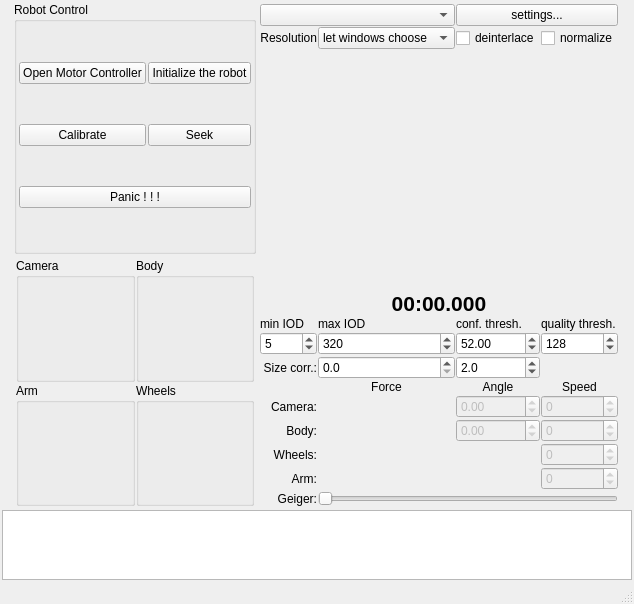
Before: the Qt Designer form RoboShell.ui in artm/biofame-robot, drawn with Qt 5.
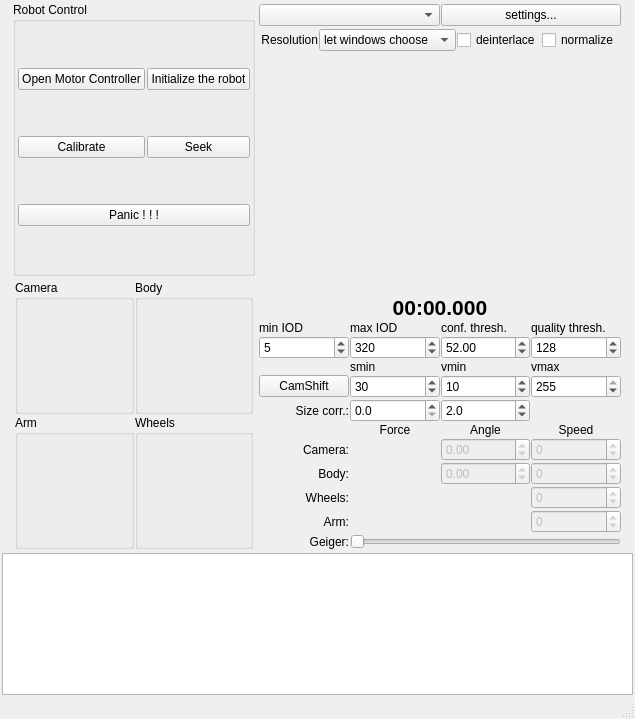
After: the same form once the commit is applied. Custom widgets are drawn as their Qt base class.

The edit to the form file:
```diff
--- a/RoboShell.ui
+++ b/RoboShell.ui
@@ -6,8 +6,8 @@
    <rect>
     <x>0</x>
     <y>0</y>
-    <width>634</width>
-    <height>588</height>
+    <width>635</width>
+    <height>719</height>
    </rect>
   </property>
   <property name="windowTitle">
@@ -164,60 +164,7 @@
          </property>
         </widget>
        </item>
-       <item row="1" column="0">
-        <widget class="QLabel" name="label_2">
-         <property name="sizePolicy">
-          <sizepolicy hsizetype="Minimum" vsizetype="Fixed">
-           <horstretch>0</horstretch>
-           <verstretch>0</verstretch>
-          </sizepolicy>
-         </property>
-         <property name="text">
-          <string>Resolution</string>
-         </property>
-         <property name="alignment">
-          <set>Qt::AlignRight|Qt::AlignTrailing|Qt::AlignVCenter</set>
-         </property>
-        </widget>
-       </item>
-       <item row="1" column="1">
-        <widget class="QComboBox" name="resolution">
-         <property name="sizePolicy">
-          <sizepolicy hsizetype="Preferred" vsizetype="Fixed">
-           <horstretch>0</horstretch>
-           <verstretch>0</verstretch>
-          </sizepolicy>
-         </property>
-         <item>
-          <property name="text">
-           <string>let windows choose</string>
-          </property>
-         </item>
-         <item>
-          <property name="text">
-           <string>320x240</string>
-          </property>
-         </item>
-         <item>
-          <property name="text">
-           <string>640x480</string>
-          </property>
-         </item>
-         <item>
-          <property name="text">
-           <string>768x576</string>
-          </property>
-         </item>
-        </widget>
-       </item>
-       <item row="1" column="3">
-        <widget class="QCheckBox" name="normalize">
-         <property name="text">
-          <string>normalize</string>
-         </property>
-        </widget>
-       </item>
-       <item row="9" column="0">
+       <item row="13" column="0">
         <widget class="QLabel" name="camForceLabel">
          <property name="text">
           <string>Camera:</string>
@@ -234,14 +181,7 @@
          </property>
         </widget>
        </item>
-       <item row="1" column="2">
-        <widget class="QCheckBox" name="deinterlace">
-         <property name="text">
-          <string>deinterlace</string>
-         </property>
-        </widget>
-       </item>
-       <item row="15" column="1">
+       <item row="19" column="1">
         <spacer name="verticalSpacer">
          <property name="orientation">
           <enum>Qt::Vertical</enum>
@@ -340,7 +280,7 @@
          </property>
         </widget>
        </item>
-       <item row="9" column="1">
+       <item row="13" column="1">
         <widget class="SignalIndicator" name="camForce" native="true">
          <property name="sizePolicy">
           <sizepolicy hsizetype="Preferred" vsizetype="Fixed">
@@ -372,7 +312,7 @@
          </property>
         </widget>
        </item>
-       <item row="7" column="1">
+       <item row="11" column="1">
         <widget class="QDoubleSpinBox" name="sizeCorrA">
          <property name="toolTip">
           <string>How square face size affects tracking force</string>
@@ -385,7 +325,7 @@
          </property>
         </widget>
        </item>
-       <item row="7" column="0">
+       <item row="11" column="0">
         <widget class="QLabel" name="sizeCorrALabel">
          <property name="text">
           <string>Size corr.:</string>
@@ -415,7 +355,7 @@
          </property>
         </widget>
        </item>
-       <item row="11" column="1">
+       <item row="15" column="1">
         <widget class="SignalIndicator" name="bodyForce" native="true">
          <property name="sizePolicy">
           <sizepolicy hsizetype="Preferred" vsizetype="Fixed">
@@ -431,7 +371,7 @@
          </property>
         </widget>
        </item>
-       <item row="12" column="1">
+       <item row="16" column="1">
         <widget class="SignalIndicator" name="wheelsForce" native="true">
          <property name="sizePolicy">
           <sizepolicy hsizetype="Preferred" vsizetype="Fixed">
@@ -447,7 +387,7 @@
          </property>
         </widget>
        </item>
-       <item row="13" column="1">
+       <item row="17" column="1">
         <widget class="SignalIndicator" name="armForce" native="true">
          <property name="sizePolicy">
           <sizepolicy hsizetype="Preferred" vsizetype="Fixed">
@@ -463,7 +403,7 @@
          </property>
         </widget>
        </item>
-       <item row="11" column="0">
+       <item row="15" column="0">
         <widget class="QLabel" name="label_3">
          <property name="text">
           <string>Body:</string>
@@ -473,7 +413,7 @@
          </property>
         </widget>
        </item>
-       <item row="12" column="0">
+       <item row="16" column="0">
         <widget class="QLabel" name="label_4">
          <property name="text">
           <string>Wheels:</string>
@@ -483,7 +423,7 @@
          </property>
         </widget>
        </item>
-       <item row="13" column="0">
+       <item row="17" column="0">
         <widget class="QLabel" name="label_5">
          <property name="text">
           <string>Arm:</string>
@@ -493,7 +433,7 @@
          </property>
         </widget>
        </item>
-       <item row="9" column="2">
+       <item row="13" column="2">
         <widget class="QDoubleSpinBox" name="camAngle">
          <property name="enabled">
           <bool>false</bool>
@@ -506,7 +446,7 @@
          </property>
         </widget>
        </item>
-       <item row="11" column="2">
+       <item row="15" column="2">
         <widget class="QDoubleSpinBox" name="bodyAngle">
          <property name="enabled">
           <bool>false</bool>
@@ -519,7 +459,7 @@
          </property>
         </widget>
        </item>
-       <item row="9" column="3">
+       <item row="13" column="3">
         <widget class="QSpinBox" name="camSpeed">
          <property name="enabled">
           <bool>false</bool>
@@ -532,7 +472,7 @@
          </property>
         </widget>
        </item>
-       <item row="11" column="3">
+       <item row="15" column="3">
         <widget class="QSpinBox" name="bodySpeed">
          <property name="enabled">
           <bool>false</bool>
@@ -545,7 +485,7 @@
          </property>
         </widget>
        </item>
-       <item row="12" column="3">
+       <item row="16" column="3">
         <widget class="QSpinBox" name="wheelsSpeed">
          <property name="enabled">
           <bool>false</bool>
@@ -558,7 +498,7 @@
          </property>
         </widget>
        </item>
-       <item row="8" column="1">
+       <item row="12" column="1">
         <widget class="QLabel" name="label">
          <property name="text">
           <string>Force</string>
@@ -568,7 +508,7 @@
          </property>
         </widget>
        </item>
-       <item row="8" column="2">
+       <item row="12" column="2">
         <widget class="QLabel" name="label_6">
          <property name="text">
           <string>Angle</string>
@@ -578,7 +518,7 @@
          </property>
         </widget>
        </item>
-       <item row="8" column="3">
+       <item row="12" column="3">
         <widget class="QLabel" name="label_7">
          <property name="text">
           <string>Speed</string>
@@ -588,7 +528,7 @@
          </property>
         </widget>
        </item>
-       <item row="7" column="2">
+       <item row="11" column="2">
         <widget class="QDoubleSpinBox" name="sizeCorrB">
          <property name="toolTip">
           <string>How (linear) face size tracking force</string>
@@ -604,7 +544,7 @@
          </property>
         </widget>
        </item>
-       <item row="13" column="3">
+       <item row="17" column="3">
         <widget class="QSpinBox" name="armSpeed">
          <property name="enabled">
           <bool>false</bool>
@@ -617,7 +557,7 @@
          </property>
         </widget>
        </item>
-       <item row="14" column="1" colspan="3">
+       <item row="18" column="1" colspan="3">
         <widget class="QSlider" name="geiger">
          <property name="maximum">
           <number>100</number>
@@ -627,7 +567,7 @@
          </property>
         </widget>
        </item>
-       <item row="14" column="0">
+       <item row="18" column="0">
         <widget class="QLabel" name="label_8">
          <property name="text">
           <string>Geiger:</string>
@@ -637,6 +577,139 @@
          </property>
         </widget>
        </item>
+       <item row="9" column="1">
+        <widget class="QSpinBox" name="smin">
+         <property name="maximum">
+          <number>255</number>
+         </property>
+         <property name="value">
+          <number>30</number>
+         </property>
+        </widget>
+       </item>
+       <item row="9" column="2">
+        <widget class="QSpinBox" name="vmin">
+         <property name="maximum">
+          <number>255</number>
+         </property>
+         <property name="value">
+          <number>10</number>
+         </property>
+        </widget>
+       </item>
+       <item row="9" column="3">
+        <widget class="QSpinBox" name="vmax">
+         <property name="maximum">
+          <number>255</number>
+         </property>
+         <property name="value">
+          <number>255</number>
+         </property>
+        </widget>
+       </item>
+       <item row="7" column="1">
+        <widget class="QLabel" name="label_9">
+         <property name="text">
+          <string>smin</string>
+         </property>
+        </widget>
+       </item>
+       <item row="7" column="2">
+        <widget class="QLabel" name="label_10">
+         <property name="text">
+          <string>vmin</string>
+         </property>
+        </widget>
+       </item>
+       <item row="7" column="3">
+        <widget class="QLabel" name="label_11">
+         <property name="text">
+          <string>vmax</string>
+         </property>
+        </widget>
+       </item>
+       <item row="2" column="0" colspan="4">
+        <widget class="QWidget" name="widget_2" native="true">
+         <layout class="QHBoxLayout" name="horizontalLayout">
+          <property name="spacing">
+           <number>1</number>
+          </property>
+          <property name="margin">
+           <number>2</number>
+          </property>
+          <item>
+           <widget class="QLabel" name="label_2">
+            <property name="sizePolicy">
+             <sizepolicy hsizetype="Minimum" vsizetype="Fixed">
+              <horstretch>0</horstretch>
+              <verstretch>0</verstretch>
+             </sizepolicy>
+            </property>
+            <property name="text">
+             <string>Resolution</string>
+            </property>
+            <property name="alignment">
+             <set>Qt::AlignRight|Qt::AlignTrailing|Qt::AlignVCenter</set>
+            </property>
+           </widget>
+          </item>
+          <item>
+           <widget class="QComboBox" name="resolution">
+            <property name="sizePolicy">
+             <sizepolicy hsizetype="Preferred" vsizetype="Fixed">
+              <horstretch>0</horstretch>
+              <verstretch>0</verstretch>
+             </sizepolicy>
+            </property>
+            <item>
+             <property name="text">
+              <string>let windows choose</string>
+             </property>
+            </item>
+            <item>
+             <property name="text">
+              <string>320x240</string>
+             </property>
+            </item>
+            <item>
+             <property name="text">
+              <string>640x480</string>
+             </property>
+            </item>
+            <item>
+             <property name="text">
+              <string>768x576</string>
+             </property>
+            </item>
+           </widget>
+          </item>
+          <item>
+           <widget class="QCheckBox" name="deinterlace">
+            <property name="text">
+             <string>deinterlace</string>
+            </property>
+           </widget>
+          </item>
+          <item>
+           <widget class="QCheckBox" name="normalize">
+            <property name="text">
+             <string>normalize</string>
+            </property>
+           </widget>
+          </item>
+         </layout>
+        </widget>
+       </item>
+       <item row="9" column="0">
+        <widget class="QPushButton" name="resetTracker">
+         <property name="toolTip">
+          <string>press to reset</string>
+         </property>
+         <property name="text">
+          <string>CamShift</string>
+         </property>
+        </widget>
+       </item>
       </layout>
      </widget>
     </item>
```
Left out of the diff: 2 changed lines with no effect on the pictures.
